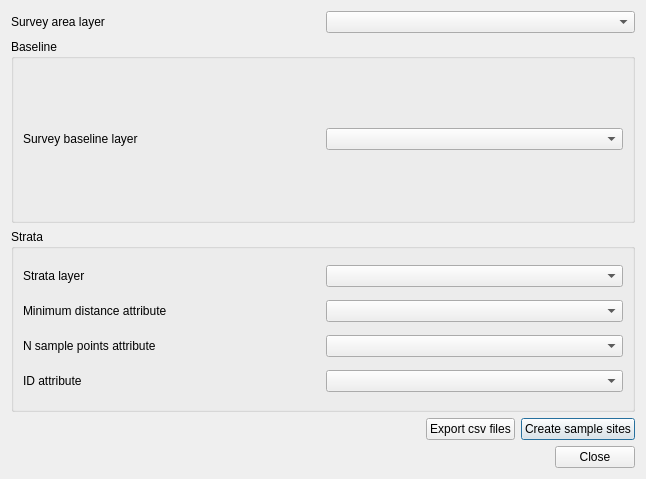
The window that transectsurveydialogbase.ui (sourcepole/survey_design) describes before a commit, drawn with Qt 5.
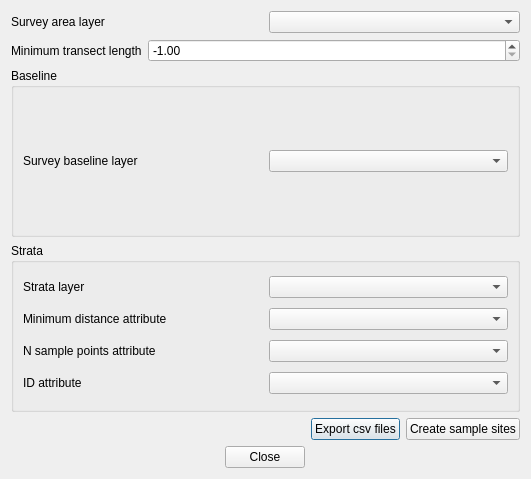
The same window after the commit.

Commit message: Bring back minimum transect length field in the GUI

The edit to the form file:
```diff
--- a/transectsurveydialogbase.ui
+++ b/transectsurveydialogbase.ui
@@ -6,7 +6,7 @@
    <rect>
     <x>0</x>
     <y>0</y>
-    <width>646</width>
+    <width>531</width>
     <height>479</height>
    </rect>
   </property>
@@ -28,24 +28,40 @@
      </item>
     </layout>
    </item>
-   <item row="3" column="2">
-    <widget class="QPushButton" name="mCreateSampleButton">
-     <property name="text">
-      <string>Create sample sites</string>
-     </property>
-    </widget>
-   </item>
-   <item row="4" column="0" colspan="3">
-    <widget class="QDialogButtonBox" name="buttonBox">
-     <property name="orientation">
-      <enum>Qt::Horizontal</enum>
-     </property>
-     <property name="standardButtons">
-      <set>QDialogButtonBox::Close</set>
-     </property>
-    </widget>
-   </item>
    <item row="1" column="0" colspan="3">
+    <layout class="QHBoxLayout" name="horizontalLayout">
+     <item>
+      <widget class="QLabel" name="mMinTransectLengthLabel">
+       <property name="sizePolicy">
+        <sizepolicy hsizetype="Fixed" vsizetype="Preferred">
+         <horstretch>0</horstretch>
+         <verstretch>0</verstretch>
+        </sizepolicy>
+       </property>
+       <property name="text">
+        <string>Minimum transect length</string>
+       </property>
+      </widget>
+     </item>
+     <item>
+      <widget class="QDoubleSpinBox" name="mMinimumTransectLengthSpinBox">
+       <property name="sizePolicy">
+        <sizepolicy hsizetype="Expanding" vsizetype="Fixed">
+         <horstretch>0</horstretch>
+         <verstretch>0</verstretch>
+        </sizepolicy>
+       </property>
+       <property name="minimum">
+        <double>-1.000000000000000</double>
+       </property>
+       <property name="value">
+        <double>-1.000000000000000</double>
+       </property>
+      </widget>
+     </item>
+    </layout>
+   </item>
+   <item row="2" column="0" colspan="3">
     <widget class="QGroupBox" name="mBaselineGroupBox">
      <property name="title">
       <string>Baseline</string>
@@ -64,7 +80,7 @@
      </layout>
     </widget>
    </item>
-   <item row="2" column="0" colspan="3">
+   <item row="3" column="0" colspan="3">
     <widget class="QGroupBox" name="mStrataGroupBox">
      <property name="title">
       <string>Strata</string>
@@ -113,7 +129,7 @@
      </layout>
     </widget>
    </item>
-   <item row="3" column="0">
+   <item row="4" column="0">
     <spacer name="horizontalSpacer">
      <property name="orientation">
       <enum>Qt::Horizontal</enum>
@@ -126,13 +142,30 @@
      </property>
     </spacer>
    </item>
-   <item row="3" column="1">
+   <item row="4" column="1">
     <widget class="QPushButton" name="mExportCsvButton">
      <property name="text">
       <string>Export csv files</string>
      </property>
     </widget>
    </item>
+   <item row="4" column="2">
+    <widget class="QPushButton" name="mCreateSampleButton">
+     <property name="text">
+      <string>Create sample sites</string>
+     </property>
+    </widget>
+   </item>
+   <item row="5" column="0">
+    <widget class="QDialogButtonBox" name="buttonBox">
+     <property name="orientation">
+      <enum>Qt::Horizontal</enum>
+     </property>
+     <property name="standardButtons">
+      <set>QDialogButtonBox::Close</set>
+     </property>
+    </widget>
+   </item>
   </layout>
  </widget>
  <resources/>
```
The commit also changes 3 other files.
